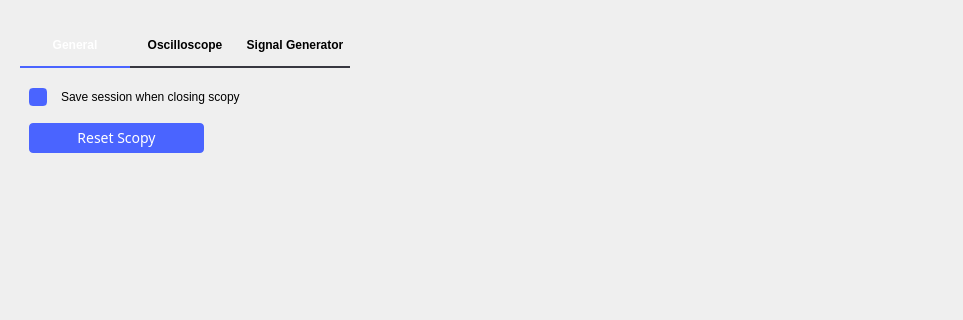
Old version of the form ui/preferences.ui in the repository analogdevicesinc/scopy; both pictures show x 0 to 963 and y 0 to 320 of the 963 by 661 pixel window.
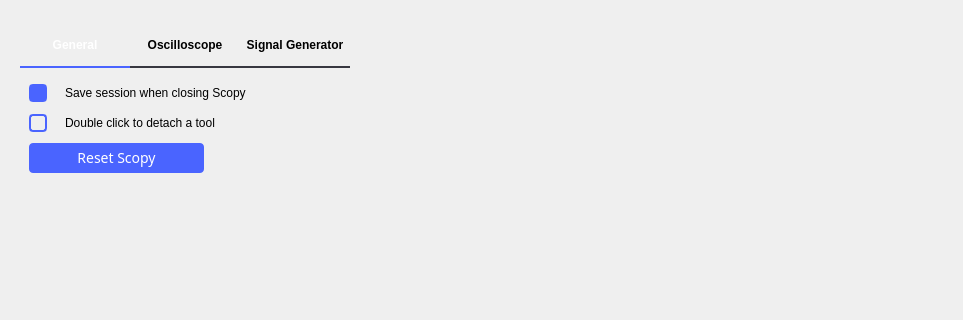
New version of the form. The open tabs and pages were chosen to show the change. Custom widgets are drawn as their Qt base class.

Commit message: Preferences: add option to enable/disable double clicking to detach a tool

Patch:
```diff
--- a/ui/preferences.ui
+++ b/ui/preferences.ui
@@ -50,10 +50,16 @@
           <string>General</string>
          </attribute>
          <layout class="QVBoxLayout" name="verticalLayout_3">
+          <property name="spacing">
+           <number>10</number>
+          </property>
+          <property name="topMargin">
+           <number>15</number>
+          </property>
           <item>
            <layout class="QHBoxLayout" name="horizontalLayout_3">
             <property name="topMargin">
-             <number>10</number>
+             <number>0</number>
             </property>
             <item>
              <widget class="QCheckBox" name="saveSessionCheckBox">
@@ -99,7 +105,7 @@
                </sizepolicy>
               </property>
               <property name="text">
-               <string>Save session when closing scopy</string>
+               <string>Save session when closing Scopy</string>
               </property>
              </widget>
             </item>
@@ -118,10 +124,63 @@
             </item>
            </layout>
           </item>
+          <item>
+           <layout class="QHBoxLayout" name="horizontalLayout_5">
+            <property name="topMargin">
+             <number>0</number>
+            </property>
+            <item>
+             <widget class="QCheckBox" name="doubleClickCheckBox">
+              <property name="styleSheet">
+               <string notr="true">QCheckBox {
+  spacing: 8px;
+  background-color: transparent;
+  font-size: 14px;
+  font-weight: bold;
+  font-family: &quot;monospace&quot;;
+  color: rgba(255, 255, 255, 153);
+}
+
+QCheckBox::indicator {
+  width: 14px;
+  height: 14px;
+  border: 2px solid rgb(74,100,255);
+  border-radius: 4px;
+}
+QCheckBox::indicator:unchecked { background-color: transparent; }
+QCheckBox::indicator:checked { background-color: rgb(74,100,255); }</string>
+              </property>
+              <property name="text">
+               <string/>
+              </property>
+             </widget>
+            </item>
+            <item>
+             <widget class="QLabel" name="label">
+              <property name="text">
+               <string>Double click to detach a tool</string>
+              </property>
+             </widget>
+            </item>
+            <item>
+             <spacer name="horizontalSpacer_5">
+              <property name="orientation">
+               <enum>Qt::Horizontal</enum>
+              </property>
+              <property name="sizeHint" stdset="0">
+               <size>
+                <width>40</width>
+                <height>20</height>
+               </size>
+              </property>
+             </spacer>
+            </item>
+           </layout>
+          </item>
           <item>
            <layout class="QHBoxLayout" name="horizontalLayout_4">
             <property name="topMargin">
-             <number>10</number>
+             <number>0</number>
             </property>
             <item>
              <widget class="QPushButton" name="resetBtn">
```
Left out of the diff: 21 changed lines with no effect on the pictures. The commit also changes 2 other files.
